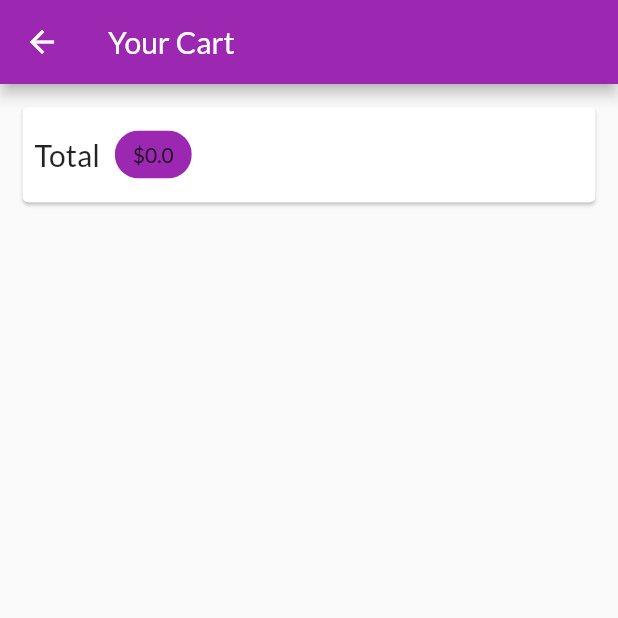
After one commit to somtd/flutter_shop, a Flutter app: the CartScreen screen opened by its route, on a phone screen of 412 x 824 dp, the top half of it. The commit adds this screen. Run offline on Flutter 3.47's test engine with Material 2 defaults, Android fonts, the phone set to English and light mode, and no system bars; network calls fail.

Commit message:
Adding Cart Screen

```diff
--- a/lib/main.dart
+++ b/lib/main.dart
@@ -1,6 +1,7 @@
 import 'package:flutter/material.dart';
 import 'package:provider/provider.dart';
 
+import './screens/cart_screen.dart';
 import './screens/products_overview_screen.dart';
 import './screens/product_detail_screen.dart';
 import './providers/products_provider.dart';
@@ -31,6 +32,7 @@ class MyApp extends StatelessWidget {
         home: ProductsOverviewScreen(),
         routes: {
           ProductDetailScreen.routeName: (context) => ProductDetailScreen(),
+          CartScreen.routeName: (context) => CartScreen(),
         },
       ),
     );
--- a/lib/providers/cart.dart
+++ b/lib/providers/cart.dart
@@ -23,6 +23,14 @@ class Cart with ChangeNotifier {
 
   int get itemCount {
     return _items.length;
+  }
+
+  double get totalAmount {
+    var total = 0.0;
+    _items.forEach((key, cartItem) {
+      total += cartItem.price * cartItem.quantity;
+    });
+    return total;
   }
 
   void addItem(
--- /dev/null
+++ b/lib/screens/cart_screen.dart
@@ -0,0 +1,39 @@
+import 'package:flutter/material.dart';
+import 'package:provider/provider.dart';
+
+import '../providers/cart.dart';
+
+class CartScreen extends StatelessWidget {
+  static const routeName = '/cart';
+  @override
+  Widget build(BuildContext context) {
+    final cart = Provider.of<Cart>(context);
+    return Scaffold(
+        appBar: AppBar(
+          title: Text('Your Cart'),
+        ),
+        body: Column(
+          children: <Widget>[
+            Card(
+              margin: EdgeInsets.all(15),
+              child: Padding(
+                padding: EdgeInsets.all(8),
+                child: Row(
+                  children: <Widget>[
+                    Text(
+                      'Total',
+                      style: TextStyle(fontSize: 20),
+                    ),
+                    SizedBox(width: 10),
+                    Chip(
+                      label: Text('\$${cart.totalAmount}'),
+                      backgroundColor: Theme.of(context).primaryColor,
+                    )
+                  ],
+                ),
+              ),
+            )
+          ],
+        ));
+  }
+}
--- a/lib/screens/products_overview_screen.dart
+++ b/lib/screens/products_overview_screen.dart
@@ -4,6 +4,7 @@ import 'package:provider/provider.dart';
 import '../widgets/products_grid.dart';
 import '../widgets/badge.dart';
 import '../providers/cart.dart';
+import '../screens/cart_screen.dart';
 
 enum FilterOptions {
   Favorites,
@@ -53,7 +54,9 @@ class _ProductOverviewScreenState extends State<ProductsOverviewScreen> {
             ),
             child: IconButton(
               icon: Icon(Icons.shopping_cart),
-              onPressed: () {},
+              onPressed: () {
+                Navigator.of(context).pushNamed(CartScreen.routeName);
+              },
             ),
           )
         ],
```
